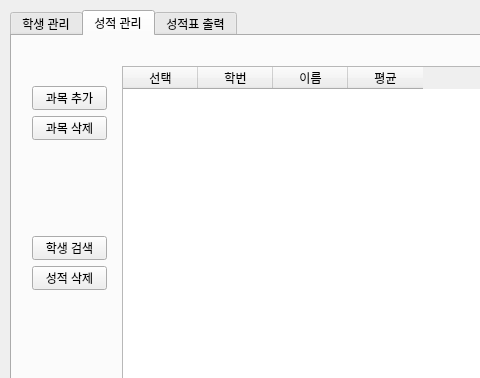
The window that QManager/manager.ui (mekhanjc/student_grade_manager) describes before a commit, drawn with Qt 5; both pictures show x 0 to 480 and y 0 to 378 of the 1004 by 639 pixel window.
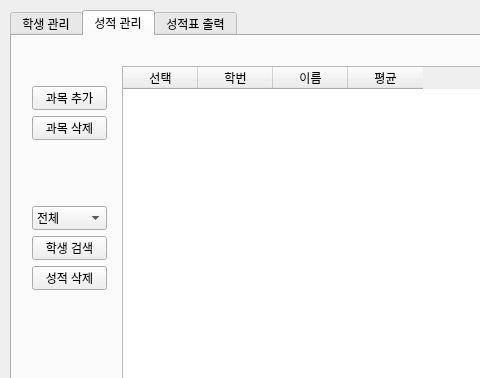
The same window after the commit.

Commit message: 성적관리탭 과목 분류 추가

The edit to the form file:
```diff
--- a/QManager/manager.ui
+++ b/QManager/manager.ui
@@ -502,6 +502,31 @@
        <string>도움말</string>
       </property>
      </widget>
+     <widget class="QComboBox" name="gradecomboBox">
+      <property name="geometry">
+       <rect>
+        <x>20</x>
+        <y>170</y>
+        <width>75</width>
+        <height>24</height>
+       </rect>
+      </property>
+      <item>
+       <property name="text">
+        <string>전체</string>
+       </property>
+      </item>
+      <item>
+       <property name="text">
+        <string>문과</string>
+       </property>
+      </item>
+      <item>
+       <property name="text">
+        <string>이과</string>
+       </property>
+      </item>
+     </widget>
     </widget>
     <widget class="QWidget" name="tab_5">
      <attribute name="title">
```
Left out of the diff: 2 changed lines with no effect on the pictures. The commit also changes 2 other files.
